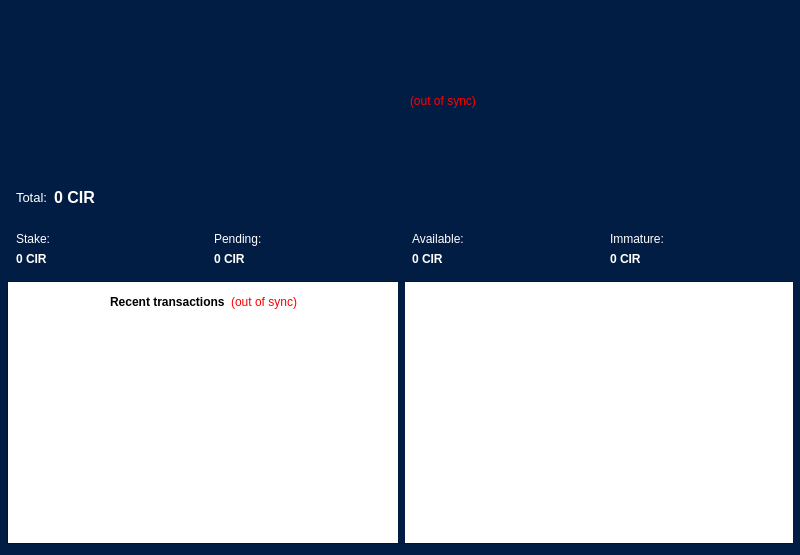
Old version of the form src/qt/forms/overviewpage.ui in the repository Crypto-city/bitFlowers.
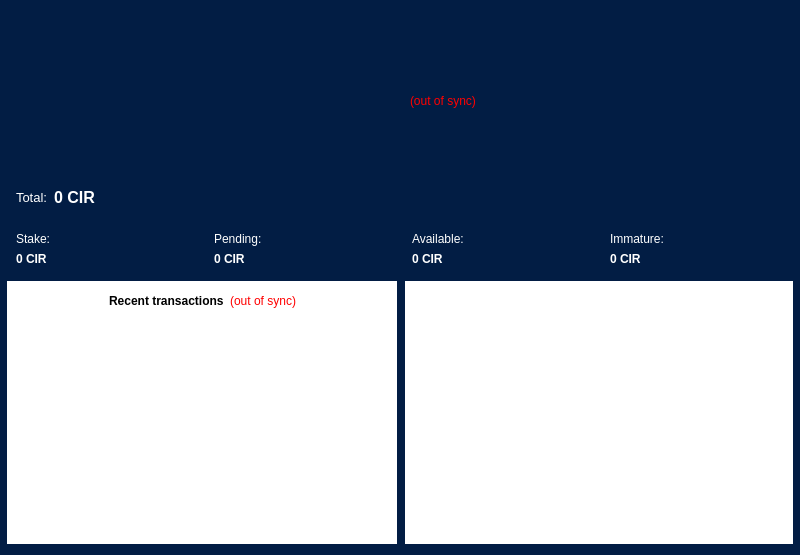
New version of the form. Icons and pictures are not drawn.

Patch:
```diff
--- a/src/qt/forms/overviewpage.ui
+++ b/src/qt/forms/overviewpage.ui
@@ -3086,7 +3086,7 @@
    <item row="1" column="0">
     <widget class="QFrame" name="frame_7">
      <property name="frameShape">
-      <enum>QFrame::StyledPanel</enum>
+      <enum>QFrame::NoFrame</enum>
      </property>
      <property name="frameShadow">
       <enum>QFrame::Raised</enum>
```
